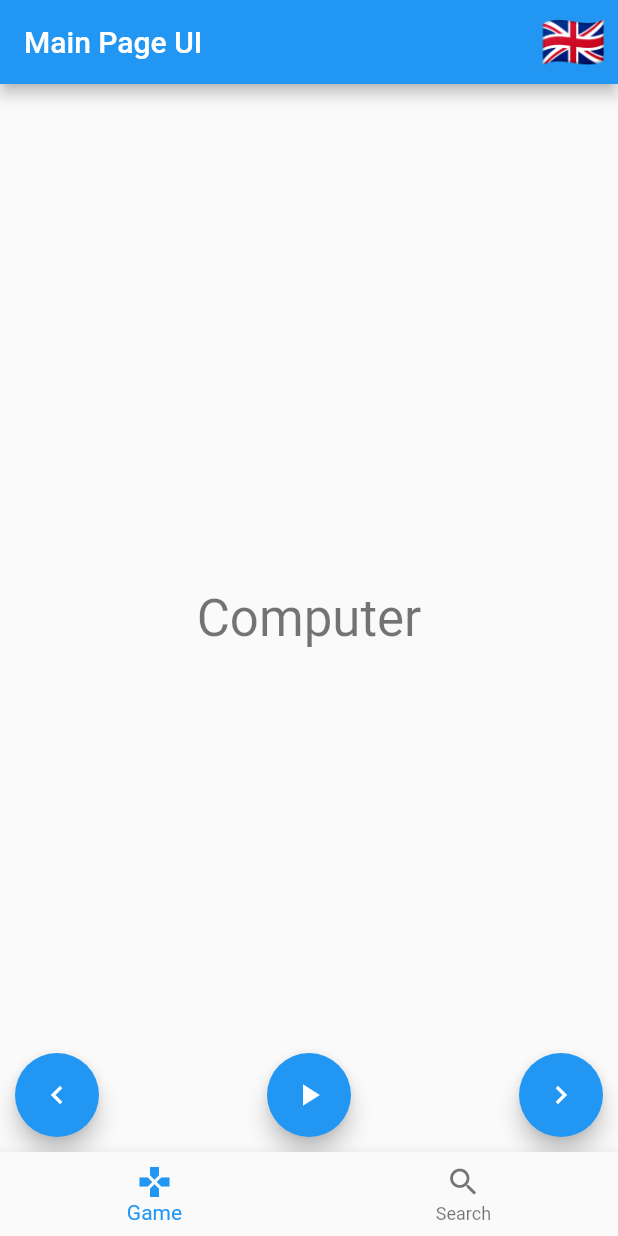
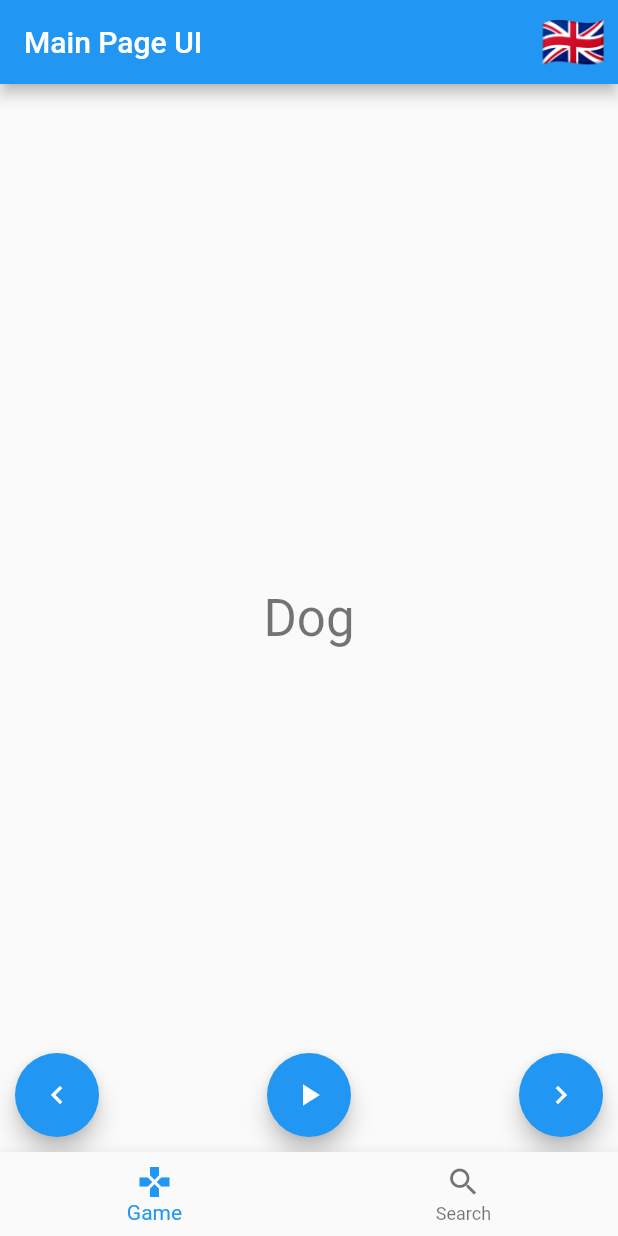
Before and after one commit to anjrew/flutter-hackathon-Aphasia-3amigos, a Flutter app: the screen it shows after launch, after a tap on the "navigate next" icon, on a phone screen of 412 x 824 dp. Run offline on Flutter 3.47's test engine with Material 2 defaults, Android fonts, the phone set to English and light mode, and no system bars; our stand-ins replace get_it, shared_preferences.

Commit message:
multi language on words

```diff
--- a/lib/main.dart
+++ b/lib/main.dart
@@ -37,7 +37,7 @@ class MyHomePage extends StatefulWidget {
 class _MyHomePageState extends State<MyHomePage> {
   int _selectedIndex = 0;
   var language = ["🇬🇧", "🇵🇱", "🇩🇪"];
-  var languageCode = ["en-US", "pl", "de"];
+  var languageCode = ["en-US", "pl-PL", "de-DE"];
   var currentLanguage = 0;
   List<Widget> _widgetOptions;
 
--- a/lib/pages/word_game.page.dart
+++ b/lib/pages/word_game.page.dart
@@ -14,15 +14,12 @@ class WordGame extends StatefulWidget {
 
 class _WordGameState extends State<WordGame> {
   String _selectedWord = "";
-  List<String> _array = [
-    "Hallo",
-    "Computer",
-    "Cat",
-    "Dog",
-    "Tiger",
-    "Phone",
-    "House"
-  ];
+
+  Map _words = {
+    "en-US": ["Cat", "Dog", "Tiger", "Phone", "House"],
+    "pl-PL": ["Kot", "Pies", "Tygrys", "Telefon", "Dom"],
+    "de-DE": ["Katze", "Hund", "Tiger", "Handy", "Haus"]
+  };
   var rnd = new Random();
   var count = 0;
   FlutterTts tts = FlutterTts();
@@ -39,20 +36,23 @@ class _WordGameState extends State<WordGame> {
   void didUpdateWidget(WordGame oldWidget) {
     // TODO: implement didUpdateWidget
     tts.setLanguage(widget.languageCode);
+
+    _selectedWord = _words[widget.languageCode][count];
     super.didUpdateWidget(oldWidget);
   }
 
   void _start() {
     setState(() {
-      _selectedWord = _array[count];
+      _selectedWord = _words[widget.languageCode][count];
     });
   }
 
   void _nextWord() {
     setState(() {
       count++;
-      if (count >= _array.length) count = _array.length - 1;
-      _selectedWord = _array[count];
+      var len = _words[widget.languageCode].length;
+      if (count >= len) count = len - 1;
+      _selectedWord = _words[widget.languageCode][count];
     });
   }
 
@@ -60,7 +60,7 @@ class _WordGameState extends State<WordGame> {
     setState(() {
       count--;
       if (count < 0) count = 0;
-      _selectedWord = _array[count];
+      _selectedWord = _words[widget.languageCode][count];
     });
   }
 
```
